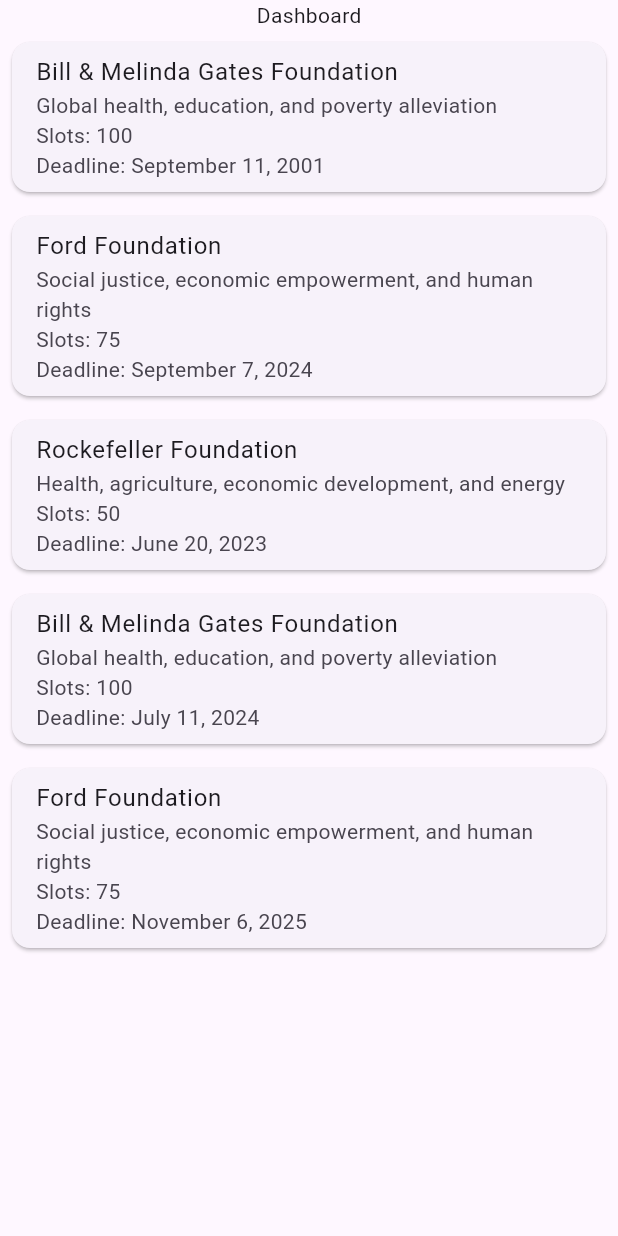
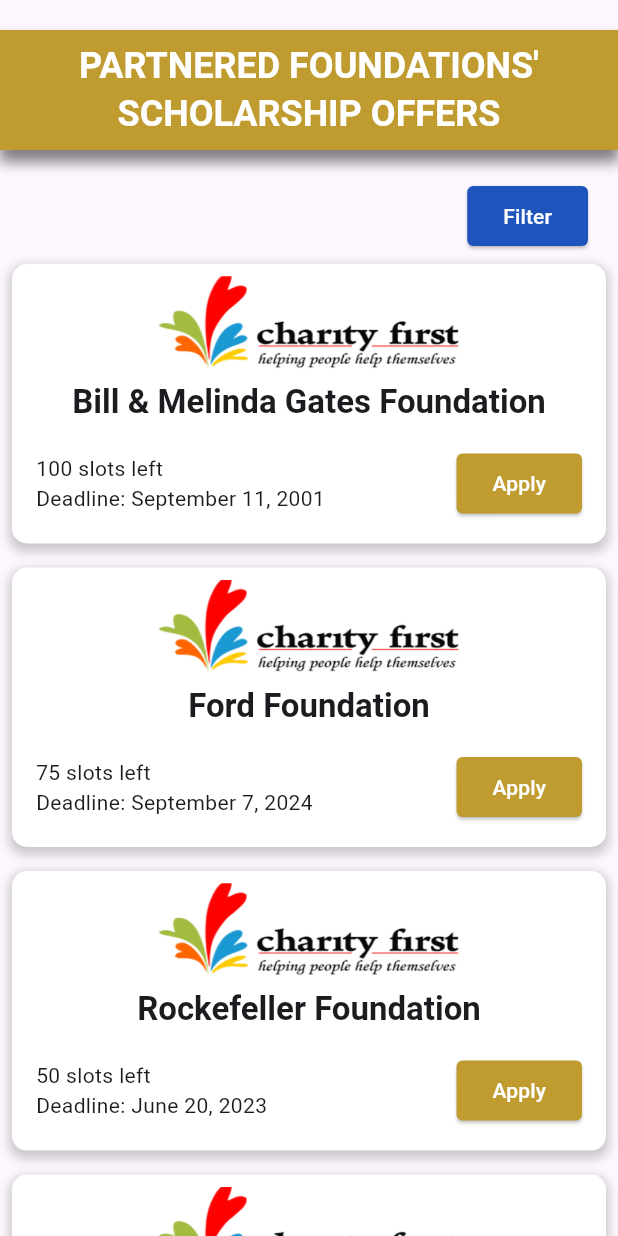
Before and after one commit to Malaga-Karl/scholarship_mobile, a Flutter app: the DashboardPage screen opened directly, on a phone screen of 412 x 824 dp. Run offline on Flutter 3.47's test engine with Material 3 defaults, Android fonts, the phone set to English and light mode, and no system bars.

Commit message:
scholarship list

```diff
--- /dev/null
+++ b/lib/colors.dart
@@ -0,0 +1,6 @@
+import 'package:flutter/material.dart';
+
+class CustomColors {
+  Color gold = Color.fromARGB(255, 191, 155, 48);
+  Color blue = Color.fromARGB(255, 32,84,189);
+}
--- a/lib/models/foundation.dart
+++ b/lib/models/foundation.dart
@@ -1,10 +1,15 @@
+import 'package:flutter/material.dart';
+
 class Foundation {
+  final String? image;
   final String name;
   final String desc;
   final int slots;
   final String deadline;
 
-  Foundation({
+  Foundation(
+    {
+    this.image,
     required this.name,
     required this.desc,
     required this.slots,
--- a/lib/screens/Dashboard.dart
+++ b/lib/screens/Dashboard.dart
@@ -1,4 +1,5 @@
 import 'package:flutter/material.dart';
+import 'package:scholarhip_mobile/colors.dart';
 
 import '../models/foundation.dart';
 
@@ -7,18 +8,21 @@
 
   final List<Foundation> foundations = [
   Foundation(
+    image: "assets/charityfirst.png",
     name: "Bill & Melinda Gates Foundation",
     desc: "Global health, education, and poverty alleviation",
     slots: 100,
     deadline: "September 11, 2001",
   ),
   Foundation(
+    image: "assets/charityfirst.png",
     name: "Ford Foundation",
     desc: "Social justice, economic empowerment, and human rights",
     slots: 75,
     deadline: "September 7, 2024",
   ),
   Foundation(
+    image: "assets/charityfirst.png",
     name: "Rockefeller Foundation",
     desc: "Health, agriculture, economic development, and energy",
     slots: 50,
@@ -26,18 +30,27 @@
   ),
 
   Foundation(
+    image: "assets/charityfirst.png",
     name: "Bill & Melinda Gates Foundation",
     desc: "Global health, education, and poverty alleviation",
     slots: 100,
     deadline: "July 11, 2024",
   ),
   Foundation(
-    name: "Ford Foundation",
-    desc: "Social justice, economic empowerment, and human rights",
-    slots: 75,
-    deadline: "November 6, 2025",
+    image: "assets/charityfirst.png",
+    name: "Rockefeller Foundation",
+    desc: "Health, agriculture, economic development, and energy",
+    slots: 50,
+    deadline: "June 20, 2023",
   ),
 
+  Foundation(
+    image: "assets/charityfirst.png",
+    name: "Bill & Melinda Gates Foundation",
+    desc: "Global health, education, and poverty alleviation",
+    slots: 100,
+    deadline: "July 11, 2024",
+  ),
 ];
 
  DashboardPage({super.key});
@@ -48,30 +61,111 @@
       body: Column(
         children: [
           Center(
-            child: Text("Dashboard"),
+            child: Container(
+              margin: EdgeInsets.symmetric(vertical: 20),
+              width: double.infinity,
+              decoration: BoxDecoration(
+                color: Color.fromARGB(255, 191, 155, 48),
+                boxShadow: [
+                  BoxShadow(
+                    color: Colors.black.withOpacity(0.5),
+                    spreadRadius: 1, // Reduced spreadRadius to limit shadow spread
+                    blurRadius: 7,
+                    offset: Offset(0, 7), // Vertical offset to move shadow to the bottom
                   ),
-          SingleChildScrollView(
-            // physics: BouncingScrollPhysics(),
+                ],
+              ),
+              child: Padding( // Add padding for better text visibility
+                padding: const EdgeInsets.all(8.0),
+                child: Text(
+                  "PARTNERED FOUNDATIONS' SCHOLARSHIP OFFERS",
+                  textAlign: TextAlign.center,
+                  style: Theme.of(context).textTheme.headlineSmall!.copyWith(
+                    fontWeight: FontWeight.bold,
+                    color: Colors.white,
+                  ),
+                ),
+              ),
+            ),
+          ),
+          Padding(
+            padding: const EdgeInsets.only(right: 20),
+            child: Align(
+              alignment: Alignment.centerRight,
+              child: ElevatedButton(
+                onPressed: () {},
+                child: Text("Filter"),
+                style: ButtonStyle(
+                  shape: WidgetStateProperty.all<RoundedRectangleBorder>( RoundedRectangleBorder( borderRadius: BorderRadius.circular(4), )),
+                  foregroundColor: WidgetStateProperty.all<Color>(Colors.white),
+                  backgroundColor: WidgetStateProperty.all<Color>(CustomColors().blue),
+                ),
+              ),
+            ),
+          ),
+          Expanded(
+            child: SingleChildScrollView(
               child: ListView.builder(
+                physics: BouncingScrollPhysics(),
                 shrinkWrap: true,
                 itemCount: foundations.length,
                 itemBuilder: (context, index) {
                   final foundation = foundations[index];
-                return Card(
+                  return Container(
                     margin: const EdgeInsets.all(8.0),
-                  child: ListTile(
-                    title: Text(foundation.name),
-                    subtitle: Column(
+                    decoration: BoxDecoration(
+                      color: Colors.white, // Adding a background color to see the shadow better
+                      boxShadow: [
+                        BoxShadow(
+                          color: Colors.black.withOpacity(0.2), // Adjust color and opacity
+                          spreadRadius: 2,
+                          blurRadius: 5,
+                          offset: Offset(0, 3), // Shadow position
+                        ),
+                      ],
+                      borderRadius: BorderRadius.circular(10), // Optional: Adds rounded corners
+                    ),
+                    child: Column(
+                      children: [
+                        Padding(
+                          padding: const EdgeInsets.all(8.0),
+                          child: Image.asset(foundation.image!, width: 200,),
+                        ),
+                        Text(foundation.name, style: Theme.of(context).textTheme.titleLarge?.copyWith(fontWeight: FontWeight.bold)),
+                        Padding(
+                          padding: const EdgeInsets.symmetric(horizontal: 16, vertical: 16),
+                          child: Row(
+                            mainAxisAlignment: MainAxisAlignment.spaceBetween,
+                            children: [
+                              Column(
                                 crossAxisAlignment: CrossAxisAlignment.start,
                                 children: [
-                        Text(foundation.desc),
-                        Text('Slots: ${foundation.slots}'),
-                        Text('Deadline: ${foundation.deadline}'),
+                                  Text(
+                                    "${foundation.slots} slots left"
+                                  ),
+                                  Text(
+                                    "Deadline: ${foundation.deadline}"
+                                  )
                                 ],
                               ),
+                              ElevatedButton(
+                                onPressed: () {},
+                                child: Text("Apply"),
+                                style: ButtonStyle(
+                                  shape: WidgetStateProperty.all<RoundedRectangleBorder>( RoundedRectangleBorder( borderRadius: BorderRadius.circular(4), )),
+                                  foregroundColor: WidgetStateProperty.all<Color>(Colors.white),
+                                  backgroundColor: WidgetStateProperty.all<Color>(CustomColors().gold),
                                 ),
+                              )
+                            ],
+                          ),
+                        )
+                      ],
+                    )
                   );
+
                 },
+              ),
             ),
           )
         ],
--- a/lib/screens/LoginPage.dart
+++ b/lib/screens/LoginPage.dart
@@ -1,12 +1,18 @@
 import 'package:flutter/material.dart';
+
+import '../colors.dart';
 
 class LoginPage extends StatelessWidget {
   @override
   Widget build(BuildContext context) {
     return Scaffold(
       appBar: AppBar(
-        title: Text('PLM Scholarship System'),
-        centerTitle: true,
+        title: Image.asset(
+          'assets/PLMLogoAndWord.png',
+          height: 50,
+          fit: BoxFit.fitHeight,
+        ),
+        // centerTitle: true,
       ),
       body: SingleChildScrollView(
         // padding: const EdgeInsets.all(16.0),
@@ -28,9 +34,9 @@
                     Center(
                       child: ElevatedButton(
                         style: ButtonStyle(
-                          shape: MaterialStateProperty.all<RoundedRectangleBorder>( RoundedRectangleBorder( borderRadius: BorderRadius.circular(4), )),
-                          foregroundColor: MaterialStateProperty.all<Color>(Colors.white),
-                          backgroundColor: MaterialStateProperty.all<Color>(Colors.blue),
+                          shape: WidgetStateProperty.all<RoundedRectangleBorder>( RoundedRectangleBorder( borderRadius: BorderRadius.circular(4), )),
+                          foregroundColor: WidgetStateProperty.all<Color>(Colors.white),
+                          backgroundColor: WidgetStateProperty.all<Color>(CustomColors().blue),
                         ),
 
                         onPressed: () {
--- a/lib/screens/Pages.dart
+++ b/lib/screens/Pages.dart
@@ -1,4 +1,5 @@
 import 'package:flutter/material.dart';
+import 'package:scholarhip_mobile/colors.dart';
 import 'package:scholarhip_mobile/screens/Announcements.dart';
 import 'package:scholarhip_mobile/screens/Contact.dart';
 import 'package:scholarhip_mobile/screens/Dashboard.dart';
@@ -11,21 +12,27 @@
 }
 
 class _NavigationExampleState extends State<NavigationExample> {
-  int currentPageIndex = 0;
+  int currentPageIndex = 1;
 
   @override
   Widget build(BuildContext context) {
     final ThemeData theme = Theme.of(context);
     return Scaffold(
       appBar: AppBar(
-        leading: Icon(Icons.ac_unit_outlined),
+        leading: Padding(
+          padding: const EdgeInsets.all(8.0),
+          child: Image.asset("assets/logoNgPLM.png"),
+        ),
         title: Text("PLM Scholarship System"),
         centerTitle: true,
         actions: [
           Padding(
-            padding: const EdgeInsets.only(right: 20),
-            child: Icon(Icons.access_time_outlined),
-          ),
+            padding: const EdgeInsets.only(right: 10),
+            child: CircleAvatar(
+              backgroundColor: CustomColors().blue,
+              child: const Text('AH', style: TextStyle(color: Colors.white),),
+            ),
+          )
         ],
       ),
       bottomNavigationBar: NavigationBar(
--- a/pubspec.yaml
+++ b/pubspec.yaml
@@ -62,8 +62,9 @@
   assets:
     - assets/plmLogo.jpg
     - assets/msLogo.png
-  #   - images/a_dot_ham.jpeg
-
+    - assets/PLMLogoAndWord.png
+    - assets/logoNgPLM.png
+    - assets/charityfirst.png
   # An image asset can refer to one or more resolution-specific "variants", see
   # https://flutter.dev/to/resolution-aware-images
 
```
Also changed, not shown: assets/PLMLogoAndWord.png (added), assets/charityfirst.png (added), assets/logoNgPLM.png (added). Lines whose indentation alone changed are shown as unchanged.
